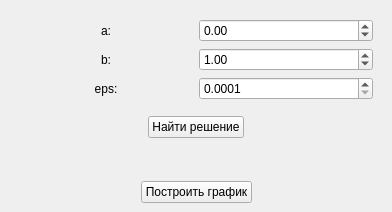
Before: the Qt Designer form mainwindow.ui in margarita-v/OptimizationMethods, drawn with Qt 5.
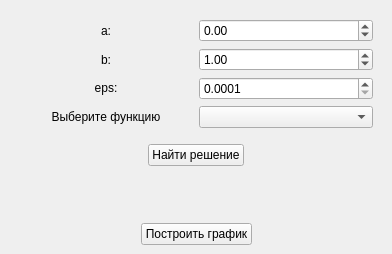
After: the same form once the commit is applied.

What changed in the file:
```diff
--- a/mainwindow.ui
+++ b/mainwindow.ui
@@ -7,7 +7,7 @@
     <x>0</x>
     <y>0</y>
     <width>392</width>
-    <height>212</height>
+    <height>254</height>
    </rect>
   </property>
   <property name="windowTitle">
@@ -96,6 +96,16 @@
             </property>
            </widget>
           </item>
+          <item>
+           <widget class="QLabel" name="label">
+            <property name="text">
+             <string>Выберите функцию</string>
+            </property>
+            <property name="alignment">
+             <set>Qt::AlignCenter</set>
+            </property>
+           </widget>
+          </item>
          </layout>
         </item>
         <item>
@@ -145,6 +155,9 @@
             </property>
            </widget>
           </item>
+          <item>
+           <widget class="QComboBox" name="cbFunc"/>
+          </item>
          </layout>
         </item>
        </layout>
```
Left out of the diff: 2 changed lines with no effect on the pictures.
